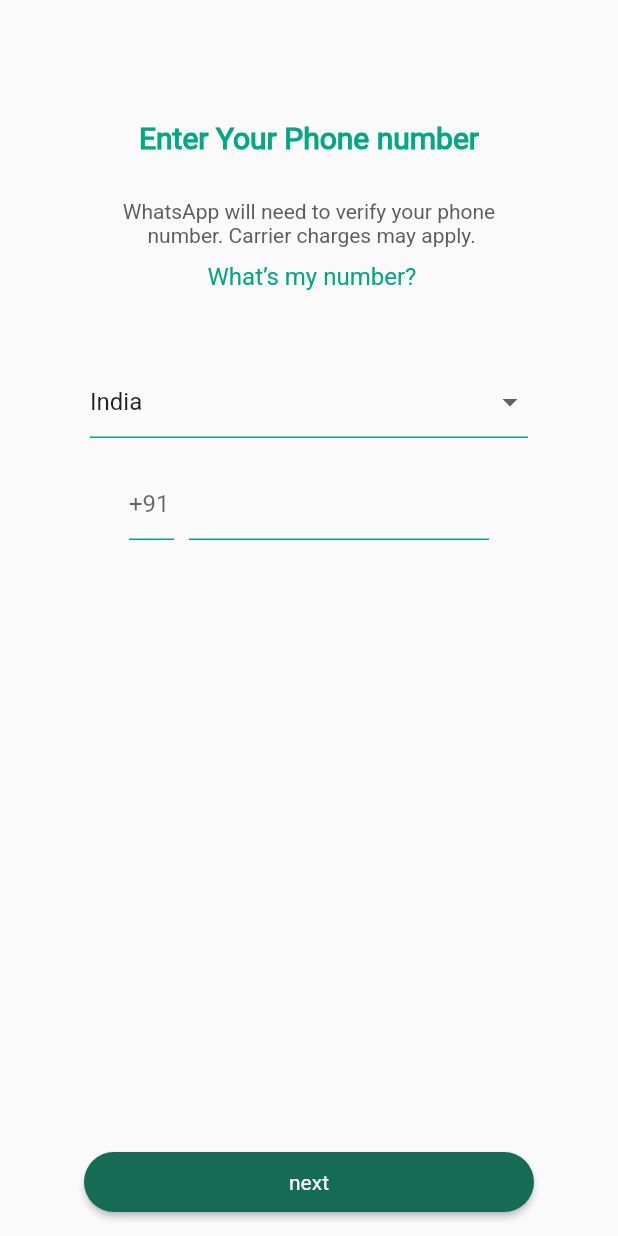
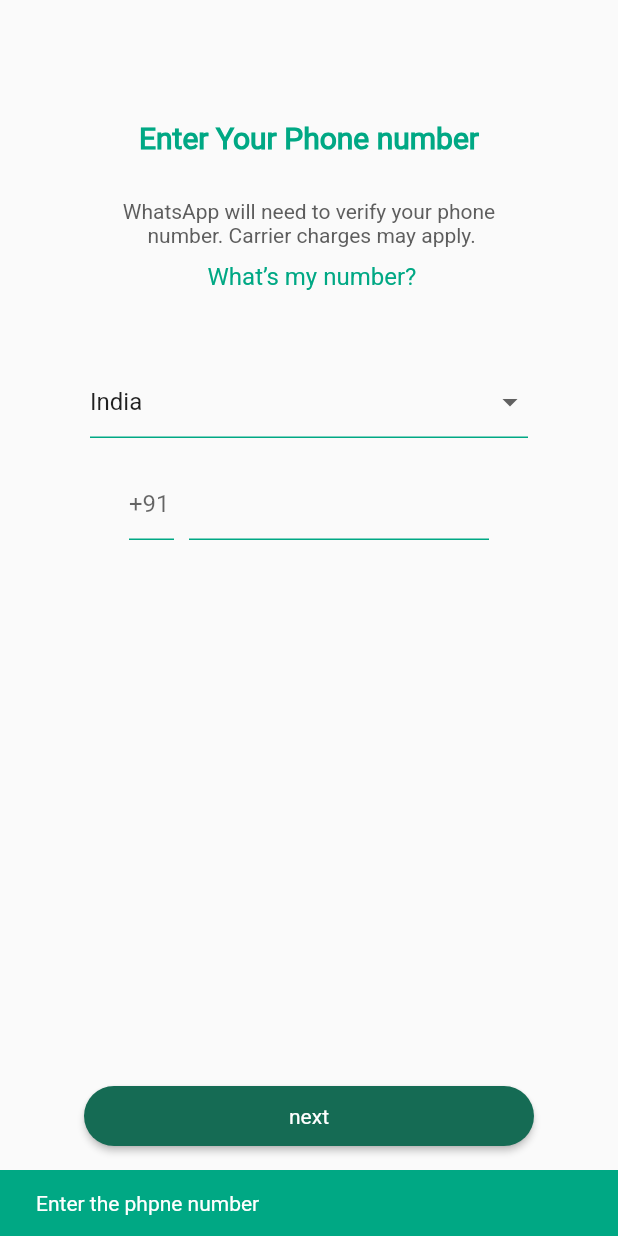
Before and after one commit to vikaskumar9761/WhatsApp-UI, a Flutter app: the Loginscreen screen opened directly, after a tap on "next", on a phone screen of 412 x 824 dp. Run offline on Flutter 3.47's test engine with Material 3 defaults, Android fonts, the phone set to English and light mode, and no system bars.

```diff
--- a/lib/Login/loginscreen.dart
+++ b/lib/Login/loginscreen.dart
@@ -1,5 +1,6 @@
 import 'package:flutter/material.dart';
 import 'package:whatsapp/Widgets/ui_helper.dart';
+import 'package:whatsapp/Screens/OTP/otp_screen.dart';
 
 class Loginscreen extends StatefulWidget {
   @override
@@ -7,7 +8,6 @@ class Loginscreen extends StatefulWidget {
 }
 
 class _LoginscreenState extends State<Loginscreen> {
-
   TextEditingController phoneControler = TextEditingController();
   List<String> countries = [
     "India",
@@ -133,7 +133,8 @@ class _LoginscreenState extends State<Loginscreen> {
               SizedBox(
                 width: 200,
                 child: TextField(
-                  keyboardType: TextInputType.number,style: TextStyle(fontSize: 20),
+                  keyboardType: TextInputType.number,
+                  style: TextStyle(fontSize: 20),
                   controller: phoneControler,
                   decoration: InputDecoration(
                     enabledBorder: UnderlineInputBorder(
@@ -149,10 +150,25 @@ class _LoginscreenState extends State<Loginscreen> {
           ),
         ],
       ),
-      floatingActionButton: UiHelper.CustomButton(callback: (){
-
-      }, buttonname: "next"),
+      floatingActionButton: UiHelper.CustomButton(
+        callback: () {
+          login(phoneControler.text.toString());
+        },
+        buttonname: "next",
+      ),
       floatingActionButtonLocation: FloatingActionButtonLocation.centerFloat,
     );
   }
+
+  login(String phonenumber) {
+    if (phonenumber.isEmpty) {
+      return ScaffoldMessenger.of(
+        context,
+      ).showSnackBar(SnackBar(content: Text("Enter the phpne number"),
+      backgroundColor: Color(0xff00a884),));
+    }
+    else{
+      Navigator.push(context,MaterialPageRoute(builder: (context)=>OtpScreen(phoneNumber:phonenumber)));
+    }
+  }
 }
```
Also changed, not shown: lib/Screens/OTP/otp_screen.dart (added, +88 -0 lines), lib/Widgets/ui_helper.dart (+18 -0 lines).
